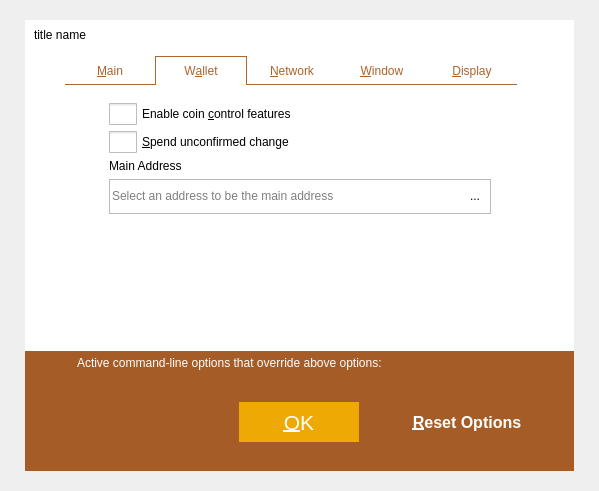
First picture: the form in src/qt/forms/optionsdialog.ui, repository MassGrid/MassGrid, before the edit.
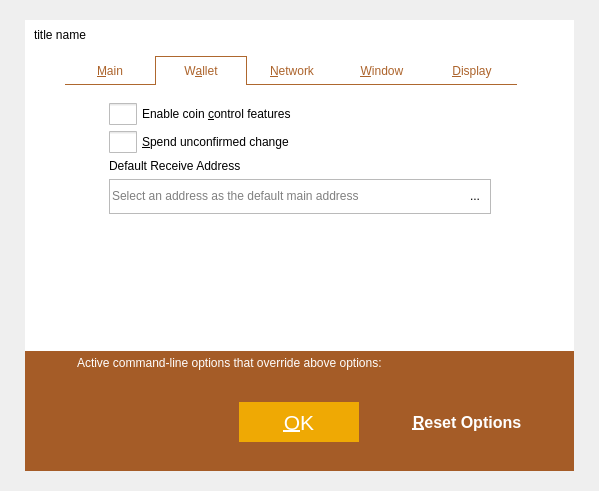
Second picture: the form after the edit. The open tabs and pages were chosen to show the change. Icons and pictures are not drawn. Custom widgets are drawn as their Qt base class.

Commit message: add default receive address option && update gui

```diff
--- a/src/qt/forms/optionsdialog.ui
+++ b/src/qt/forms/optionsdialog.ui
@@ -627,7 +627,7 @@
                        <string>Third party URLs (e.g. a block explorer) that appear in the transactions tab as context menu items. %s in the URL is replaced by transaction hash. Multiple URLs are separated by vertical bar |.</string>
                       </property>
                       <property name="text">
-                       <string>Main Address</string>
+                       <string>Default Receive Address</string>
                       </property>
                       <property name="buddy">
                        <cstring>thirdPartyTxUrls</cstring>
@@ -665,27 +665,24 @@
                         <number>0</number>
                        </property>
                        <item>
-                        <widget class="QValidatedLineEdit" name="mainaddress">
+                        <widget class="QLineEdit" name="MainAddress">
                          <property name="minimumSize">
                           <size>
-                           <width>160</width>
+                           <width>0</width>
                            <height>30</height>
                           </size>
                          </property>
-                         <property name="maximumSize">
-                          <size>
-                           <width>16777215</width>
-                           <height>16777215</height>
-                          </size>
-                         </property>
                          <property name="toolTip">
                           <string>IP address of the proxy (e.g. IPv4: 127.0.0.1 / IPv6: ::1)</string>
                          </property>
                          <property name="styleSheet">
-                          <string notr="true"/>
+                          <string notr="true">border:hidden;</string>
+                         </property>
+                         <property name="readOnly">
+                          <bool>true</bool>
                          </property>
                          <property name="placeholderText">
-                          <string>Select an address to be the main address</string>
+                          <string>Select an address as the default main address</string>
                          </property>
                         </widget>
                        </item>
```
Left out of the diff: 4 changed lines with no effect on the pictures. The commit also changes 27 other files.
